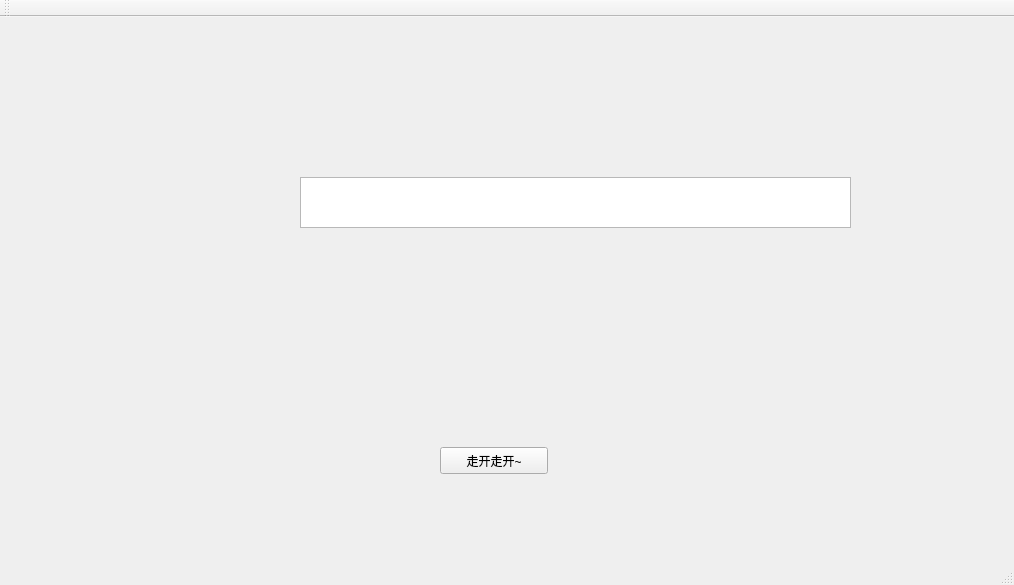
The window that mainwindow.ui (xuehy/nothing) describes before a commit, drawn with Qt 5.
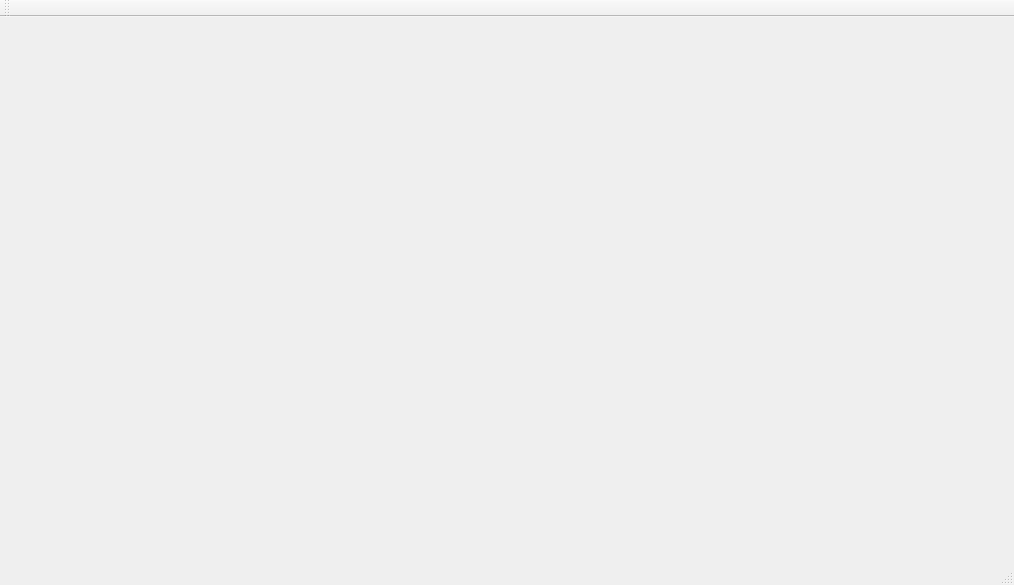
The same window after the commit.

Diff of the .ui file:
```diff
--- a/mainwindow.ui
+++ b/mainwindow.ui
@@ -19,37 +19,7 @@
   <property name="windowTitle">
    <string>乖～去吃饭～</string>
   </property>
-  <widget class="QWidget" name="centralWidget">
-   <widget class="QPushButton" name="pushButton">
-    <property name="geometry">
-     <rect>
-      <x>440</x>
-      <y>430</y>
-      <width>108</width>
-      <height>27</height>
-     </rect>
-    </property>
-    <property name="text">
-     <string>走开走开~</string>
-    </property>
-   </widget>
-   <widget class="QTextBrowser" name="textBrowser">
-    <property name="geometry">
-     <rect>
-      <x>300</x>
-      <y>160</y>
-      <width>551</width>
-      <height>51</height>
-     </rect>
-    </property>
-    <property name="font">
-     <font>
-      <family>微软雅黑</family>
-      <pointsize>18</pointsize>
-     </font>
-    </property>
-   </widget>
-  </widget>
+  <widget class="QWidget" name="centralWidget"/>
   <widget class="QMenuBar" name="menuBar">
    <property name="geometry">
     <rect>
```
